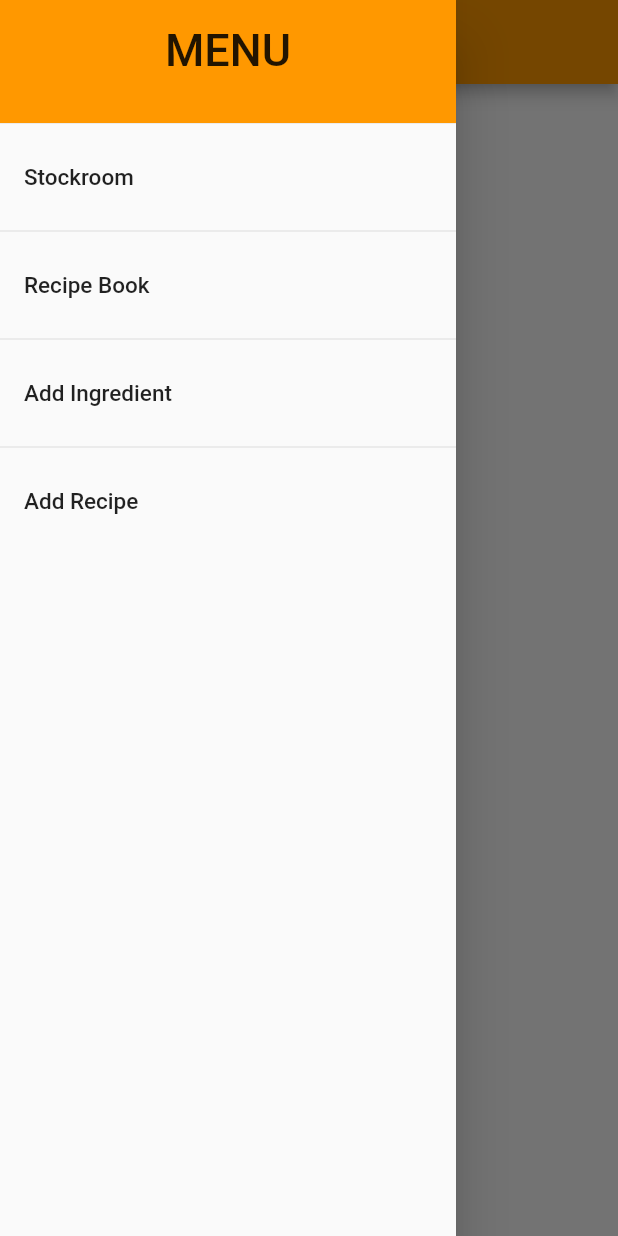
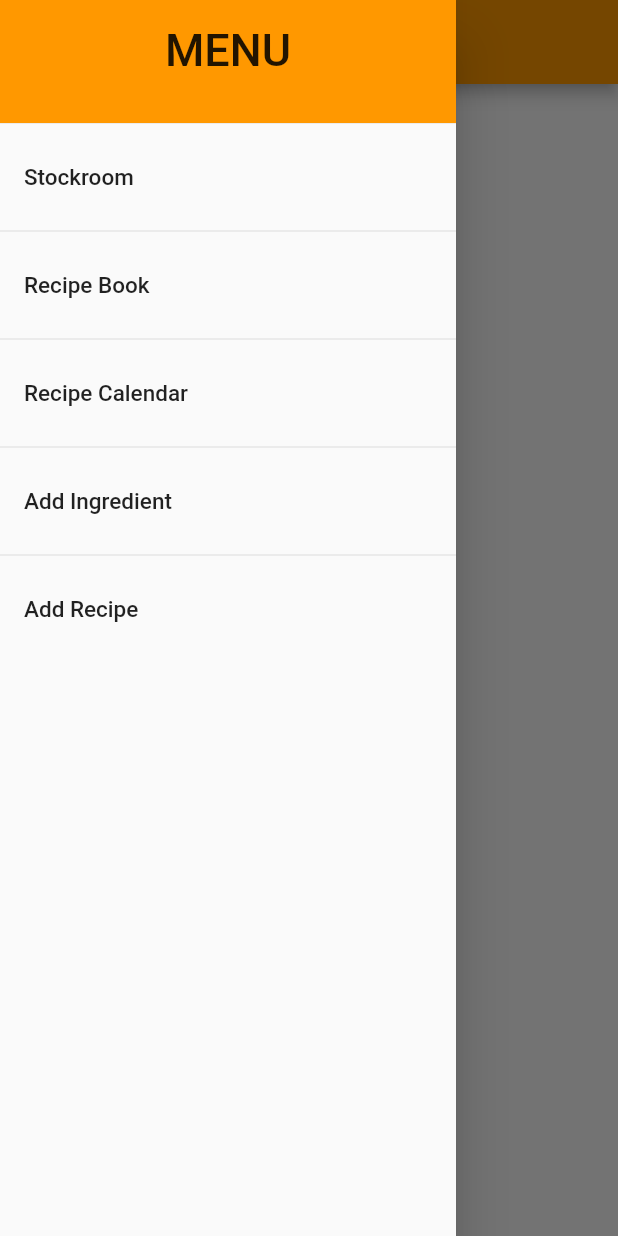
Before and after one commit to willthorpe/Frontend-Flutter-App, a Flutter app: the HomePage screen opened by its route, with the side drawer open, on a phone screen of 412 x 824 dp. Run offline on Flutter 3.47's test engine with Material 2 defaults, Android fonts, the phone set to English and light mode, and no system bars; our stand-ins replace datetime_picker_formfield, firebase_auth, image_picker; accounts and stored records are empty.

Commit message:
create calendar page

```diff
--- a/lib/globals.dart
+++ b/lib/globals.dart
@@ -4,6 +4,7 @@ FirebaseUser user;
 List menuItems = [
   'Stockroom',
   'Recipe Book',
+  'Recipe Calendar',
   'Add Ingredient',
   'Add Recipe',
 ];
--- a/lib/main.dart
+++ b/lib/main.dart
@@ -6,6 +6,7 @@ import 'pages/login.dart';
 import 'pages/register.dart';
 import 'pages/stockroom.dart';
 import 'pages/book.dart';
+import 'pages/calendar.dart';
 import 'pages/detail_recipe.dart';
 
 void main() => runApp(MyApp());
@@ -37,6 +38,7 @@ class MyApp extends StatelessWidget {
         '/addrecipe' : (context) => RecipePage(title: 'Add Recipe'),
         '/stockroom' : (context) => StockroomPage(title: 'View Ingredients'),
         '/recipebook' : (context) => BookPage(title: 'Recipe Book'),
+        '/recipecalendar' : (context) => CalendarPage(title:'Recipe Calendar'),
         '/recipedetail' : (context) => RecipeDetailPage(),
       },
     );
--- a/lib/pages/book.dart
+++ b/lib/pages/book.dart
@@ -1,8 +1,5 @@
 import 'package:flutter/material.dart';
-import 'package:flutter_app/pages/create_ingredient.dart';
-import 'package:flutter_app/pages/detail_recipe.dart';
 import '../http/fetch.dart';
-import 'create_ingredient.dart';
 
 class BookPage extends StatefulWidget {
   BookPage({Key key, this.title}) : super(key: key);
```
